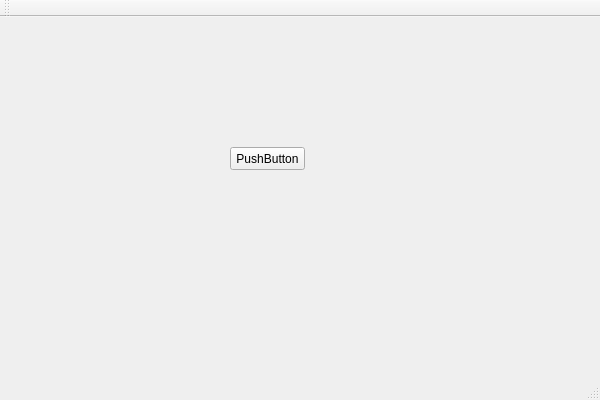
Before: the Qt Designer form BatchShell.ui in cavidanbagiri/BatchShell, drawn with Qt 5.
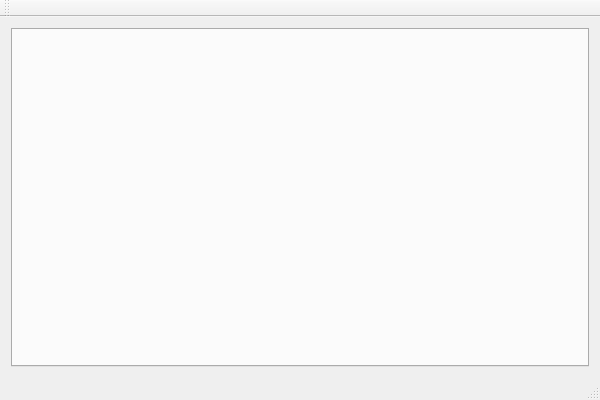
After: the same form once the commit is applied.

Commit message: Adding Tab Widget and Create Default as CMD Main Class

The edit to the form file:
```diff
--- a/BatchShell.ui
+++ b/BatchShell.ui
@@ -14,19 +14,11 @@
    <string>BatchShell</string>
   </property>
   <widget class="QWidget" name="centralWidget">
-   <widget class="QPushButton" name="OpenBTN">
-    <property name="geometry">
-     <rect>
-      <x>230</x>
-      <y>130</y>
-      <width>75</width>
-      <height>23</height>
-     </rect>
-    </property>
-    <property name="text">
-     <string>PushButton</string>
-    </property>
-   </widget>
+   <layout class="QVBoxLayout" name="verticalLayout">
+    <item>
+     <widget class="QTabWidget" name="tabWidget"/>
+    </item>
+   </layout>
   </widget>
   <widget class="QMenuBar" name="menuBar">
    <property name="geometry">
```
The commit also changes 2 other files.
